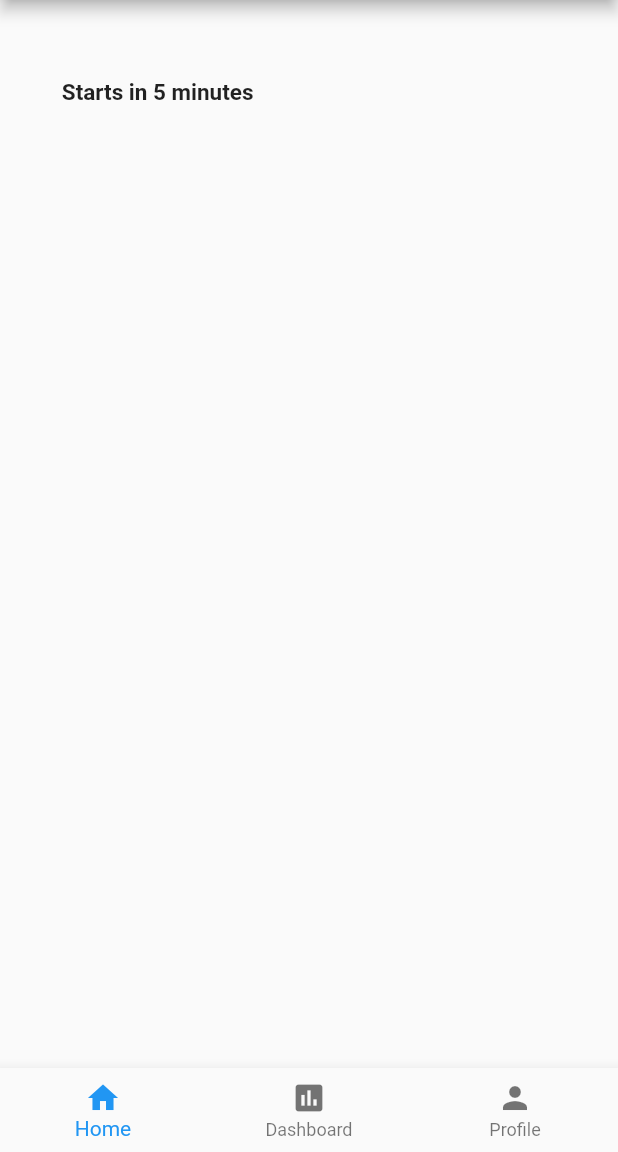
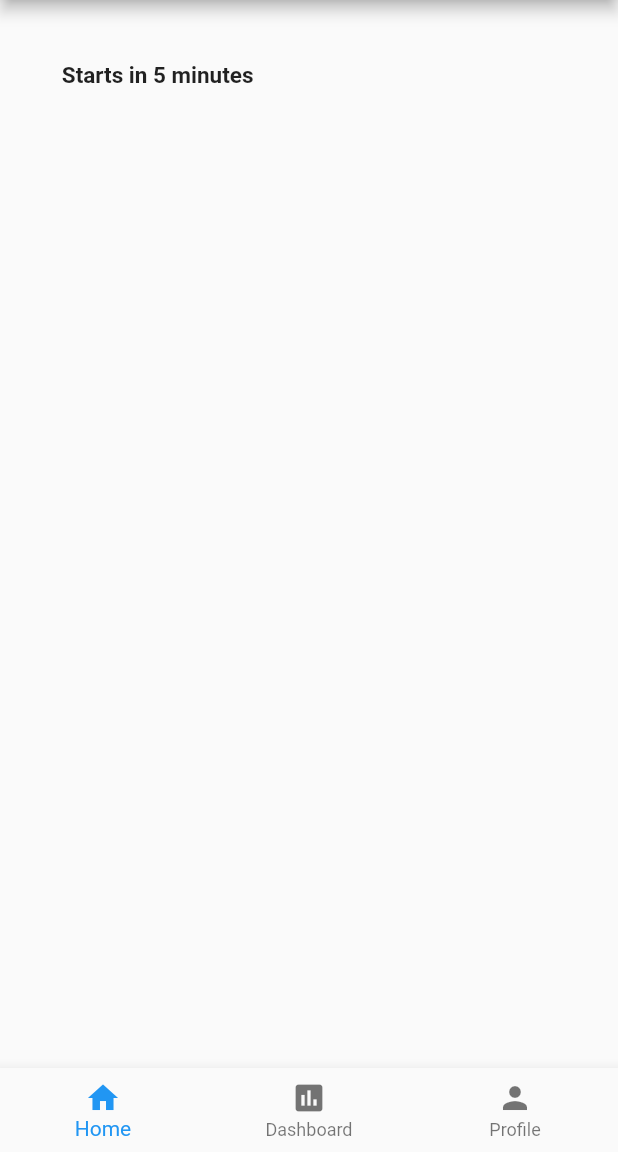
Before and after one commit to Thongek-wpm/flutter_project_test, a Flutter app: the screen it shows after launch, on a phone screen of 412 x 824 dp, the part 84-1236 px from its top. Run offline on Flutter 3.47's test engine with Material 2 defaults, Android fonts, the phone set to English and light mode, and no system bars.

Commit message:
Update homeUI.dart

```diff
--- a/lib/screen/homeUI.dart
+++ b/lib/screen/homeUI.dart
@@ -12,18 +12,21 @@ class _HomeUiState extends State<HomeUi> {
   Widget build(BuildContext context) {
     return Scaffold(
       body: SingleChildScrollView(
-        child: Column(children: [
+        child: Column(
+          children: [
+            SizedBox(
+              height: MediaQuery.of(context).size.width * 0.1,
+            ),
             Row(
               mainAxisAlignment: MainAxisAlignment.start,
               children: [
                 Padding(
                   padding: EdgeInsets.only(
                     left: MediaQuery.of(context).size.width * 0.1,
-                  top: MediaQuery.of(context).size.width * 0.3,
                   ),
                 ),
-              Row(
-                children: const [
+                Column(
+                  children: [
                     Text(
                       'Starts in 5 minutes',
                       style: TextStyle(
@@ -31,12 +34,17 @@ class _HomeUiState extends State<HomeUi> {
                         fontWeight: FontWeight.bold,
                       ),
                     ),
-
+                    Padding(
+                      padding: EdgeInsets.only(
+                        top: MediaQuery.of(context).size.width * 0.1,
+                      ),
+                    ),
                   ],
                 ),
               ],
             ),
-        ]),
+          ],
+        ),
       ),
     );
   }
```
Lines whose indentation alone changed are shown as unchanged.
